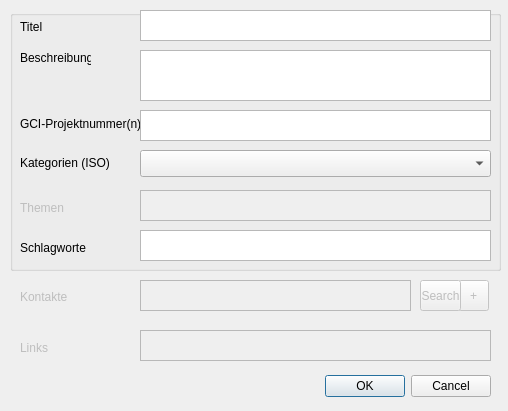
Old version of the form pg_metadata/resources/ui/edit_metadata_dialog.ui in the repository effjot/qgis-pgmetadata-plugin.
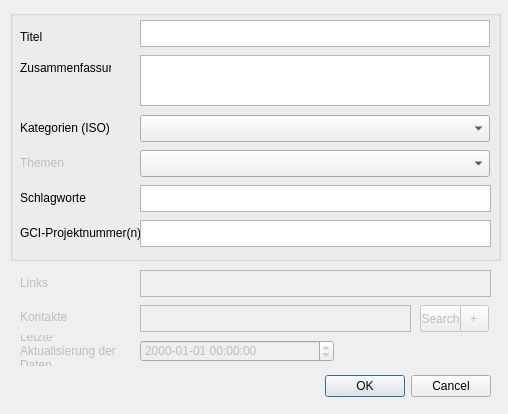
New version of the form. Custom widgets are drawn as their Qt base class.

Commit message: Themes bearbeitbar

Diff of the .ui file:
```diff
--- a/pg_metadata/resources/ui/edit_metadata_dialog.ui
+++ b/pg_metadata/resources/ui/edit_metadata_dialog.ui
@@ -7,7 +7,7 @@
     <x>0</x>
     <y>0</y>
     <width>508</width>
-    <height>411</height>
+    <height>414</height>
    </rect>
   </property>
   <property name="windowTitle">
@@ -36,7 +36,7 @@
    <property name="geometry">
     <rect>
      <x>20</x>
-     <y>340</y>
+     <y>275</y>
      <width>61</width>
      <height>16</height>
     </rect>
@@ -52,9 +52,9 @@
    <property name="geometry">
     <rect>
      <x>140</x>
-     <y>330</y>
+     <y>270</y>
      <width>351</width>
-     <height>31</height>
+     <height>27</height>
     </rect>
    </property>
   </widget>
@@ -65,7 +65,7 @@
    <property name="geometry">
     <rect>
      <x>20</x>
-     <y>290</y>
+     <y>310</y>
      <width>47</width>
      <height>13</height>
     </rect>
@@ -80,7 +80,7 @@
      <x>10</x>
      <y>10</y>
      <width>491</width>
-     <height>261</height>
+     <height>251</height>
     </rect>
    </property>
    <property name="title">
@@ -90,9 +90,9 @@
     <property name="geometry">
      <rect>
       <x>130</x>
-      <y>220</y>
+      <y>175</y>
       <width>351</width>
-      <height>31</height>
+      <height>27</height>
      </rect>
     </property>
    </widget>
@@ -100,20 +100,20 @@
     <property name="geometry">
      <rect>
       <x>10</x>
-      <y>40</y>
-      <width>71</width>
+      <y>50</y>
+      <width>91</width>
       <height>16</height>
      </rect>
     </property>
     <property name="text">
-     <string>Beschreibung</string>
+     <string>Zusammenfassung</string>
     </property>
    </widget>
    <widget class="QLabel" name="label_4">
     <property name="geometry">
      <rect>
       <x>10</x>
-      <y>145</y>
+      <y>110</y>
       <width>101</width>
       <height>16</height>
      </rect>
@@ -126,17 +126,20 @@
     <property name="geometry">
      <rect>
       <x>130</x>
-      <y>0</y>
-      <width>351</width>
-      <height>31</height>
+      <y>10</y>
+      <width>350</width>
+      <height>27</height>
      </rect>
     </property>
+    <property name="horizontalScrollBarPolicy">
+     <enum>Qt::ScrollBarAlwaysOff</enum>
+    </property>
    </widget>
    <widget class="QLabel" name="label_3">
     <property name="geometry">
      <rect>
       <x>10</x>
-      <y>106</y>
+      <y>215</y>
       <width>121</width>
       <height>16</height>
      </rect>
@@ -152,7 +155,7 @@
     <property name="geometry">
      <rect>
       <x>10</x>
-      <y>190</y>
+      <y>145</y>
       <width>61</width>
       <height>16</height>
      </rect>
@@ -161,24 +164,11 @@
      <string>Themen</string>
     </property>
    </widget>
-   <widget class="QPlainTextEdit" name="textbox_themes">
-    <property name="enabled">
-     <bool>false</bool>
-    </property>
-    <property name="geometry">
-     <rect>
-      <x>130</x>
-      <y>180</y>
-      <width>351</width>
-      <height>31</height>
-     </rect>
-    </property>
-   </widget>
    <widget class="QLabel" name="label">
     <property name="geometry">
      <rect>
       <x>10</x>
-      <y>10</y>
+      <y>20</y>
       <width>47</width>
       <height>13</height>
      </rect>
@@ -191,8 +181,8 @@
     <property name="geometry">
      <rect>
       <x>130</x>
-      <y>140</y>
-      <width>351</width>
+      <y>105</y>
+      <width>350</width>
       <height>27</height>
      </rect>
     </property>
@@ -201,17 +191,23 @@
     <property name="geometry">
      <rect>
       <x>130</x>
-      <y>100</y>
+      <y>210</y>
       <width>351</width>
-      <height>31</height>
+      <height>27</height>
      </rect>
     </property>
+    <property name="horizontalScrollBarPolicy">
+     <enum>Qt::ScrollBarAlwaysOff</enum>
+    </property>
    </widget>
    <widget class="QLabel" name="label_5">
+    <property name="enabled">
+     <bool>true</bool>
+    </property>
     <property name="geometry">
      <rect>
       <x>10</x>
-      <y>230</y>
+      <y>180</y>
       <width>81</width>
       <height>16</height>
      </rect>
@@ -224,11 +220,24 @@
     <property name="geometry">
      <rect>
       <x>130</x>
-      <y>40</y>
-      <width>351</width>
+      <y>45</y>
+      <width>350</width>
       <height>51</height>
      </rect>
     </property>
+    <property name="horizontalScrollBarPolicy">
+     <enum>Qt::ScrollBarAlwaysOff</enum>
+    </property>
+   </widget>
+   <widget class="QgsCheckableComboBox" name="comboBox_themes">
+    <property name="geometry">
+     <rect>
+      <x>130</x>
+      <y>140</y>
+      <width>350</width>
+      <height>27</height>
+     </rect>
+    </property>
    </widget>
   </widget>
   <widget class="QToolButton" name="button_contact_add">
@@ -238,9 +247,9 @@
    <property name="geometry">
     <rect>
      <x>458</x>
-     <y>280</y>
+     <y>305</y>
      <width>31</width>
-     <height>31</height>
+     <height>27</height>
     </rect>
    </property>
    <property name="text">
@@ -254,9 +263,9 @@
    <property name="geometry">
     <rect>
      <x>420</x>
-     <y>280</y>
+     <y>305</y>
      <width>41</width>
-     <height>31</height>
+     <height>27</height>
     </rect>
    </property>
    <property name="text">
@@ -270,9 +279,9 @@
    <property name="geometry">
     <rect>
      <x>140</x>
-     <y>280</y>
+     <y>305</y>
      <width>271</width>
-     <height>31</height>
+     <height>27</height>
     </rect>
    </property>
    <property name="font">
@@ -284,6 +293,41 @@
     <set>Qt::ImhMultiLine</set>
    </property>
   </widget>
+  <widget class="QLabel" name="label_9">
+   <property name="enabled">
+    <bool>false</bool>
+   </property>
+   <property name="geometry">
+    <rect>
+     <x>20</x>
+     <y>335</y>
+     <width>101</width>
+     <height>31</height>
+    </rect>
+   </property>
+   <property name="text">
+    <string>Letzte Aktualisierung der Daten</string>
+   </property>
+   <property name="wordWrap">
+    <bool>true</bool>
+   </property>
+  </widget>
+  <widget class="QDateTimeEdit" name="dateTimeEdit">
+   <property name="enabled">
+    <bool>false</bool>
+   </property>
+   <property name="geometry">
+    <rect>
+     <x>140</x>
+     <y>340</y>
+     <width>194</width>
+     <height>22</height>
+    </rect>
+   </property>
+   <property name="displayFormat">
+    <string>yyyy-MM-dd HH:mm:ss</string>
+   </property>
+  </widget>
  </widget>
  <customwidgets>
   <customwidget>
```
Left out of the diff: 12 changed lines with no effect on the pictures. The commit also changes 2 other files.
